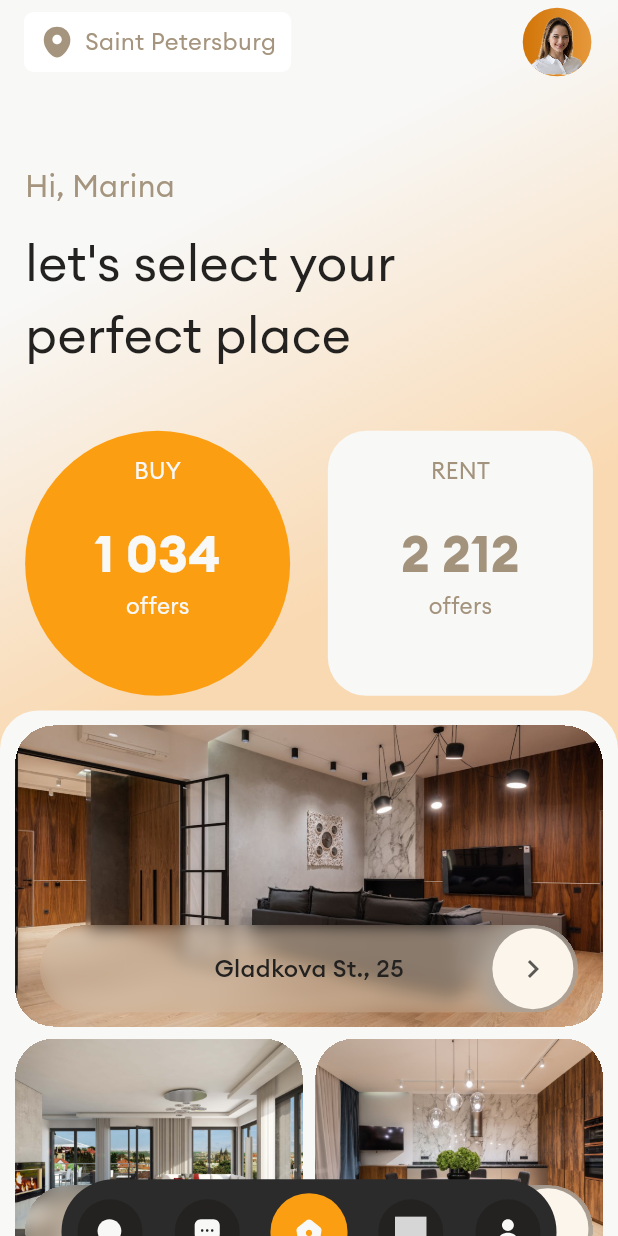
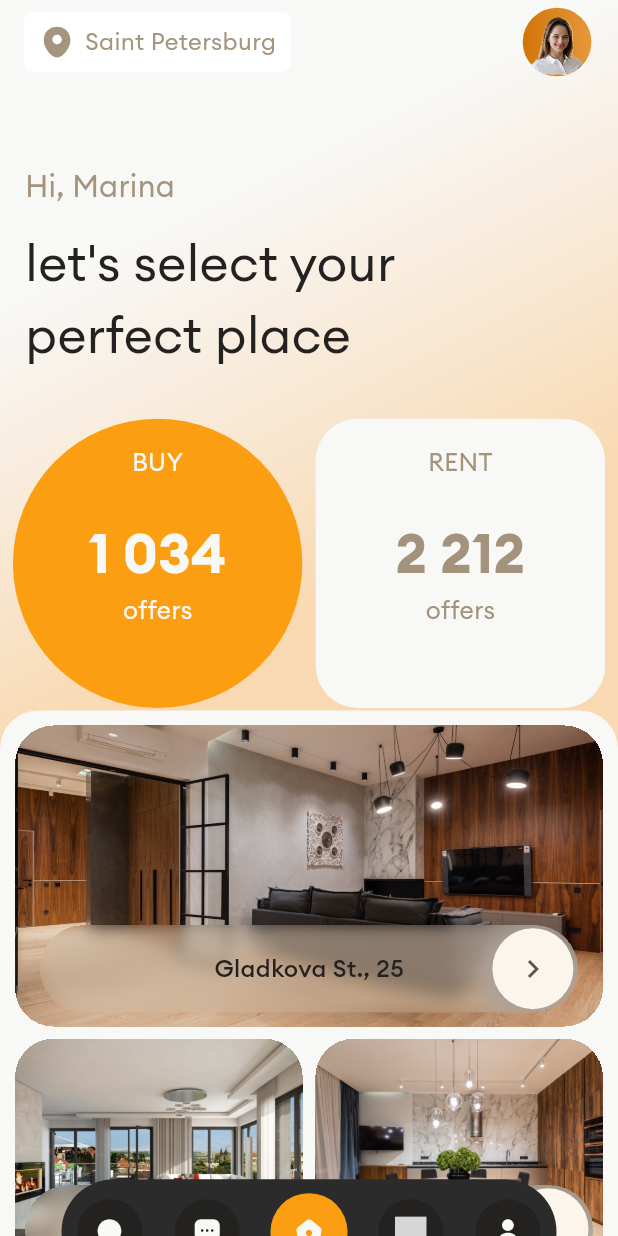
Before and after one commit to adolesamuel/real_estate, a Flutter app: the first screen one second after launch, on a phone screen of 412 x 824 dp. Run offline on Flutter 3.47's test engine with Material 3 defaults, Android fonts, the phone set to English and light mode, and no system bars; drawn by our look-alikes of countup; our stand-ins replace flutter_screenutil, flutter_svg, photo_view; generated files the repository leaves out were written again; grey boxes are pictures that could not be loaded.

Commit message:
animated countdown widget

```diff
--- a/lib/common/buy_count_widget.dart
+++ b/lib/common/buy_count_widget.dart
@@ -1,3 +1,4 @@
+import 'package:countup/countup.dart';
 import 'package:flutter/material.dart';
 import 'package:flutter_screenutil/flutter_screenutil.dart';
 import 'package:moniepoint_real_estate/constants/app_colors.dart';
@@ -7,7 +8,14 @@ class BuyCountWidget extends StatelessWidget {
 
   @override
   Widget build(BuildContext context) {
-    return Container(
+    return TweenAnimationBuilder<double>(
+        tween: Tween<double>(begin: 0, end: 1),
+        duration: const Duration(seconds: 1),
+        curve: Curves.easeInOutBack,
+        builder: (context, value, child) {
+          return Transform.scale(
+            scale: value,
+            child: Container(
               height: 220.r,
               width: 220.r,
               decoration: const BoxDecoration(
@@ -26,13 +34,16 @@ class BuyCountWidget extends StatelessWidget {
                     ),
                   ),
                   25.verticalSpace,
-          Text(
-            "1 034",
+                  Countup(
+                    begin: 0,
+                    end: 1034,
+                    duration: const Duration(seconds: 2),
                     style: TextStyle(
                       fontSize: 40.sp,
                       color: AppColors.whiteF8F,
                       fontWeight: FontWeight.bold,
                     ),
+                    separator: " ",
                   ),
                   Text(
                     'offers',
@@ -44,6 +55,10 @@ class BuyCountWidget extends StatelessWidget {
                   ),
                 ],
               ),
+            ),
           );
+        });
   }
 }
+
+class Countdown {}
--- a/lib/common/rent_count_widget.dart
+++ b/lib/common/rent_count_widget.dart
@@ -1,3 +1,4 @@
+import 'package:countup/countup.dart';
 import 'package:flutter/material.dart';
 import 'package:flutter_screenutil/flutter_screenutil.dart';
 import 'package:moniepoint_real_estate/constants/app_colors.dart';
@@ -7,7 +8,14 @@ class RentCountWidget extends StatelessWidget {
 
   @override
   Widget build(BuildContext context) {
-    return Container(
+    return TweenAnimationBuilder<double>(
+      tween: Tween<double>(begin: 0, end: 1),
+      duration: const Duration(seconds: 1),
+      curve: Curves.easeInOutBack,
+      builder: (context, value, child) {
+        return Transform.scale(
+          scale: value,
+          child: Container(
             height: 220.r,
             width: 220.r,
             decoration: BoxDecoration(
@@ -26,13 +34,16 @@ class RentCountWidget extends StatelessWidget {
                   ),
                 ),
                 25.verticalSpace,
-          Text(
-            "2 212",
+                Countup(
+                  begin: 0,
+                  end: 2212,
+                  duration: const Duration(seconds: 2),
                   style: TextStyle(
                     fontSize: 40.sp,
                     color: AppColors.brownA49,
                     fontWeight: FontWeight.bold,
                   ),
+                  separator: " ",
                 ),
                 Text(
                   'offers',
@@ -44,6 +55,9 @@ class RentCountWidget extends StatelessWidget {
                 ),
               ],
             ),
+          ),
+        );
+      },
     );
   }
 }
--- a/pubspec.yaml
+++ b/pubspec.yaml
@@ -38,6 +38,9 @@ dependencies:
   flutter_screenutil: ^5.9.1
   photo_view: ^0.15.0
   flutter_svg: ^2.0.10+1
+  countup: ^0.1.4
+
+
 
 dev_dependencies:
   flutter_test:
```
Also changed, not shown: pubspec.lock. Lines whose indentation alone changed are shown as unchanged.
